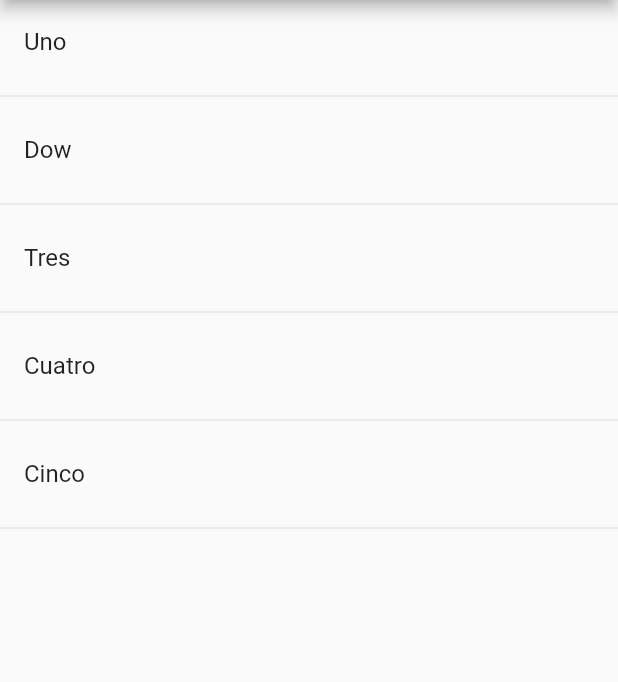
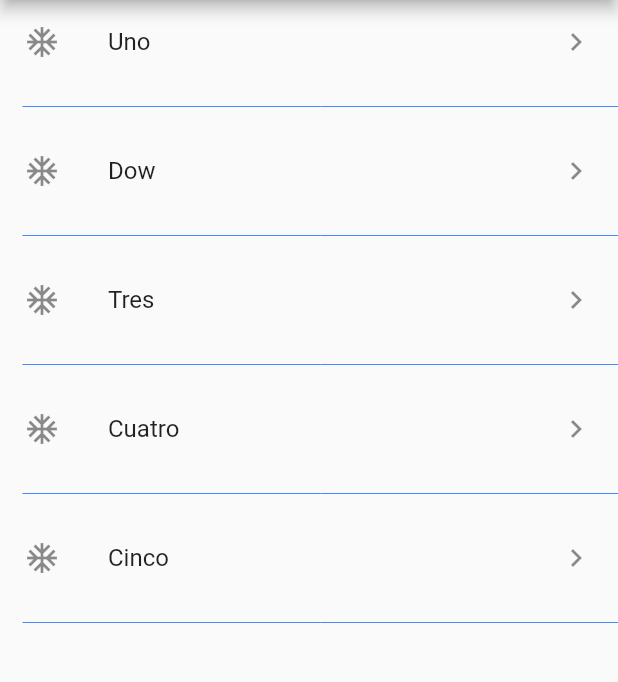
Before and after one commit to lskywolfll/Flutter_Componentes, a Flutter app: the screen it shows after launch, on a phone screen of 412 x 824 dp, the part 84-766 px from its top. Run offline on Flutter 3.47's test engine with Material 2 defaults, Android fonts, the phone set to English and light mode, and no system bars.

```diff
--- a/lib/src/pages/home_temp.dart
+++ b/lib/src/pages/home_temp.dart
@@ -10,7 +10,7 @@ class HomePageTemp extends StatelessWidget {
         title: Text('Componentes Temp'),
       ),
       body: ListView(
-        children: _crearItems(),
+        children: _crearItemsCorto(),
       ),
     );
   }
@@ -29,5 +29,23 @@ class HomePageTemp extends StatelessWidget {
     return lista;
   }
 
-  List<Widget> _crearItemsCorto() {}
+  List<Widget> _crearItemsCorto() {
+    return opciones.map((item) {
+      return Column(
+        children: <Widget>[
+          ListTile(
+            title: Text(item),
+            leading: Icon(Icons.ac_unit),
+            trailing: Icon(Icons.keyboard_arrow_right),
+            onTap: () {},
+          ),
+          Divider(
+            color: Colors.blueAccent,
+            height: 30.0,
+            indent: 15.0,
+          )
+        ],
+      );
+    }).toList();
+  }
 }
```
